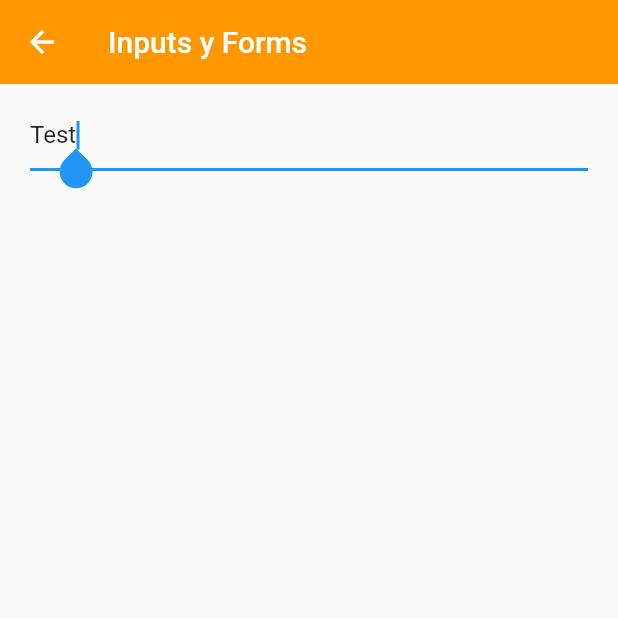
After one commit to slopezalvas/fl_components, a Flutter app: the InputsScreen screen opened by its route, on a phone screen of 412 x 824 dp, the top half of it. The commit adds this screen. Run offline on Flutter 3.47's test engine with Material 2 defaults, Android fonts, the phone set to English and light mode, and no system bars.

Commit message:
TextFormField

```diff
--- a/lib/router/app_routes.dart
+++ b/lib/router/app_routes.dart
@@ -15,6 +15,7 @@ class AppRoutes {
     MenuOption(route: 'card', name: 'Tarjetas - Cards', screen: const CardScreen(), icon: Icons.credit_card),
     MenuOption(route: 'avatar', name: 'Circle Avatar', screen: const AvatarScreen(), icon: Icons.supervised_user_circle_outlined),
     MenuOption(route: 'animated', name: 'Animated Container', screen: const AnimatedScreen(), icon: Icons.play_circle_outline),
+    MenuOption(route: 'inputos', name: 'Text Inputs', screen: const InputsScreen(), icon: Icons.input),
 
   ];
 
--- /dev/null
+++ b/lib/screens/inputs_screen.dart
@@ -0,0 +1,34 @@
+import 'package:flutter/material.dart';
+
+class InputsScreen extends StatelessWidget {
+
+  const InputsScreen({Key? key}) : super(key: key);
+
+  @override
+  Widget build(BuildContext context) {
+    return Scaffold(
+      appBar: AppBar(
+        title:const Text('Inputs y Forms'),
+      ),
+      body:SingleChildScrollView(
+        child: Padding(
+          padding: const EdgeInsets.symmetric(horizontal: 20,  vertical: 10),
+          child: Column(
+            children: [
+
+              TextFormField(
+                autofocus: true,
+                initialValue: 'Test',
+                textCapitalization: TextCapitalization.words,
+                onChanged: (value) {
+                  print('value:  $value');
+                },
+              )
+
+            ]
+          ),
+        ),
+      )
+    );
+  }
+}
--- a/lib/screens/screens.dart
+++ b/lib/screens/screens.dart
@@ -1,3 +1,5 @@
+
+export 'package:fl_components/screens/inputs_screen.dart';
 
 export 'package:fl_components/screens/animated_screen.dart';
 
```
